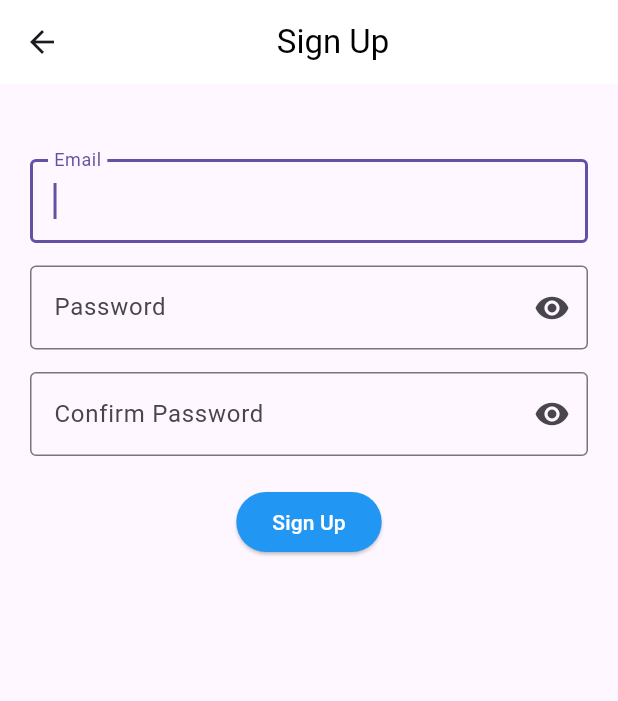
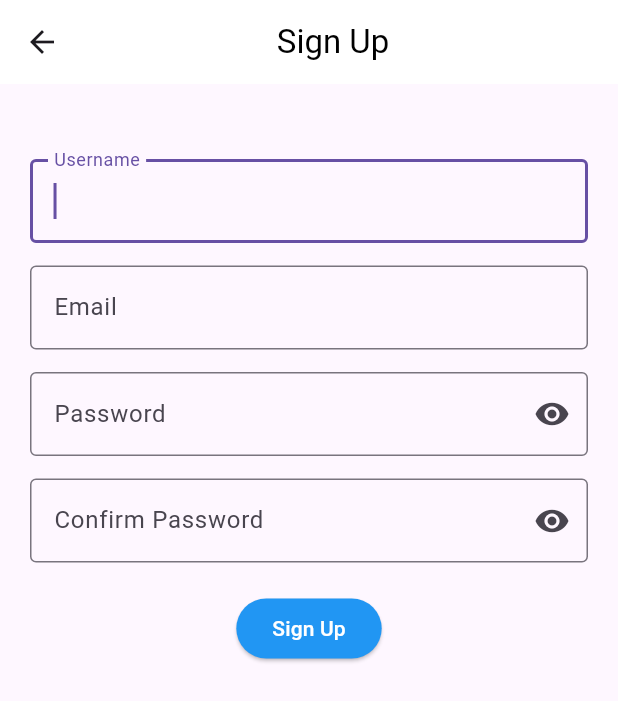
Before and after one commit to justnt47/Study_mobile_application, a Flutter app: the RegistPage screen opened directly, on a phone screen of 412 x 824 dp. Shown: the top 701 px of the screen. Run offline on Flutter 3.47's test engine with Material 3 defaults, Android fonts, the phone set to English and light mode, and no system bars; our stand-ins replace cloud_firestore, firebase_auth, firebase_core, google_sign_in; missing offline and left inert: flutter_image_slider; accounts and stored records are empty.

Commit message:
install google_sign _in
and try to add username to database but still buggy

```diff
--- a/lib/registerPage.dart
+++ b/lib/registerPage.dart
@@ -1,6 +1,12 @@
+import 'dart:io';
+
 import 'package:firebase_auth/firebase_auth.dart';
 import 'package:flutter/material.dart';
 import 'package:cloud_firestore/cloud_firestore.dart';
+import 'package:study_application/accPage.dart';
+import 'package:study_application/firebase.dart';
+
+import './firebase.dart';
 
 class RegistPage extends StatefulWidget {
   const RegistPage({Key? key}) : super(key: key);
@@ -15,8 +21,7 @@ class _RegistPageState extends State<RegistPage> {
   final emailController = TextEditingController();
   final passwordController = TextEditingController();
   final confirmPasswordController = TextEditingController();
-  final fnameController = TextEditingController();
-  final lnameController = TextEditingController();
+  final userNameController = TextEditingController();
 
   bool _obscurePassword = true;
   bool _obscureConfirmPassword = true;
@@ -48,15 +53,15 @@ class _RegistPageState extends State<RegistPage> {
           email: emailController.text,
           password: passwordController.text,
         );
+        userSetup(userNameController.text);
         Navigator.pop(context);
       } else {
-        Navigator.pop(context);
         showDialog(
           context: context,
           builder: (context) {
             return AlertDialog(
               title: Text('Error'),
-              content: Text("Passwords don't match"),
+              content: Text("Passwords don\'t match"),
               actions: [
                 TextButton(
                   onPressed: () {
@@ -99,6 +104,18 @@ class _RegistPageState extends State<RegistPage> {
                 key: _formKey,
                 child: Column(
                   children: [
+                    TextFormField(
+                      controller: userNameController,
+                      autofocus: true,
+                      decoration: const InputDecoration(
+                        border: OutlineInputBorder(),
+                        labelText: 'Username',
+                      ),
+                      validator: (value) {
+                        if (value!.isEmpty) return 'Please enter an Username';
+                      },
+                    ),
+                    SizedBox(height: 15),
                     TextFormField(
                       controller: emailController,
                       autofocus: true,
--- a/pubspec.yaml
+++ b/pubspec.yaml
@@ -39,6 +39,7 @@ dependencies:
   firebase_auth: ^4.17.4
   flutter_image_slider: ^0.0.2
   cloud_firestore: ^4.15.5
+  google_sign_in: ^6.2.1
 
 dev_dependencies:
   flutter_test:
```
Also changed, not shown: lib/accPage.dart (+18 -2 lines), lib/firebase.dart (added, +11 -0 lines), lib/loginPage.dart (+17 -18 lines), pubspec.lock, 4 other files.
